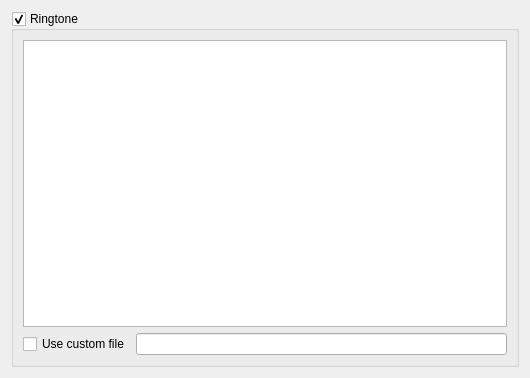
KDE/ring-kde, file src/conf/account/accountpages/ringtone.ui: the form before one commit.
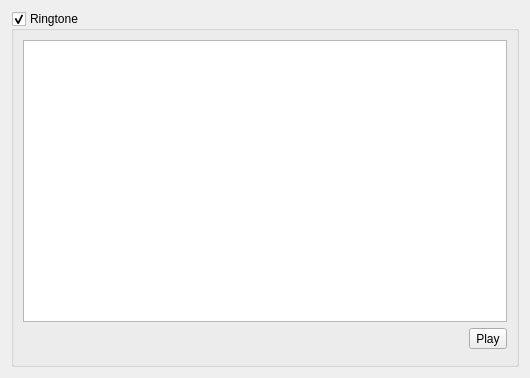
The form after the commit. Icons and pictures are not drawn. Custom widgets are drawn as their Qt base class.

Commit message:
ringtone: Fix regressions from the SFLPhone->Ring port
Playing ringtones work again, so is adding custom ones

Patch:
```diff
--- a/src/conf/account/accountpages/ringtone.ui
+++ b/src/conf/account/accountpages/ringtone.ui
@@ -50,14 +50,37 @@
         </widget>
        </item>
        <item row="1" column="0">
-        <widget class="QCheckBox" name="m_pUseCustomFileCK">
-         <property name="text">
-          <string>Use custom file</string>
+        <spacer name="horizontalSpacer">
+         <property name="orientation">
+          <enum>Qt::Horizontal</enum>
          </property>
-        </widget>
+         <property name="sizeHint" stdset="0">
+          <size>
+           <width>40</width>
+           <height>20</height>
+          </size>
+         </property>
+        </spacer>
        </item>
        <item row="1" column="1">
-        <widget class="QLineEdit" name="lineEdit"/>
+        <widget class="QToolButton" name="m_pPlay">
+         <property name="text">
+          <string>Play</string>
+         </property>
+         <property name="icon">
+          <iconset theme="media-playback-start"/>
+         </property>
+        </widget>
+       </item>
+       <item row="3" column="0" colspan="2">
+        <widget class="KUrlRequester" name="m_pAddFile" native="true">
+         <property name="sizePolicy">
+          <sizepolicy hsizetype="Expanding" vsizetype="Preferred">
+           <horstretch>0</horstretch>
+           <verstretch>0</verstretch>
+          </sizepolicy>
+         </property>
+        </widget>
        </item>
       </layout>
      </widget>
@@ -65,6 +88,14 @@
    </item>
   </layout>
  </widget>
+ <customwidgets>
+  <customwidget>
+   <class>KUrlRequester</class>
+   <extends>QWidget</extends>
+   <header>KUrlRequester</header>
+   <container>1</container>
+  </customwidget>
+ </customwidgets>
  <resources/>
  <connections/>
 </ui>
```
Left out of the diff: 39 changed lines with no effect on the pictures. The commit also changes 2 other files.
